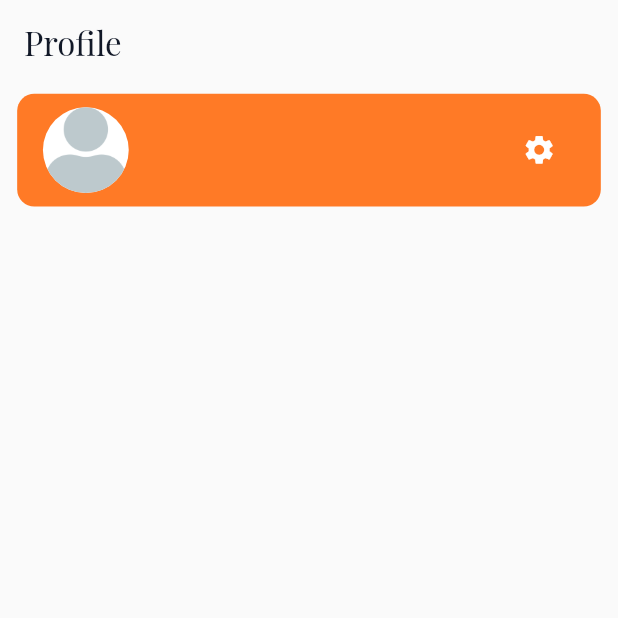
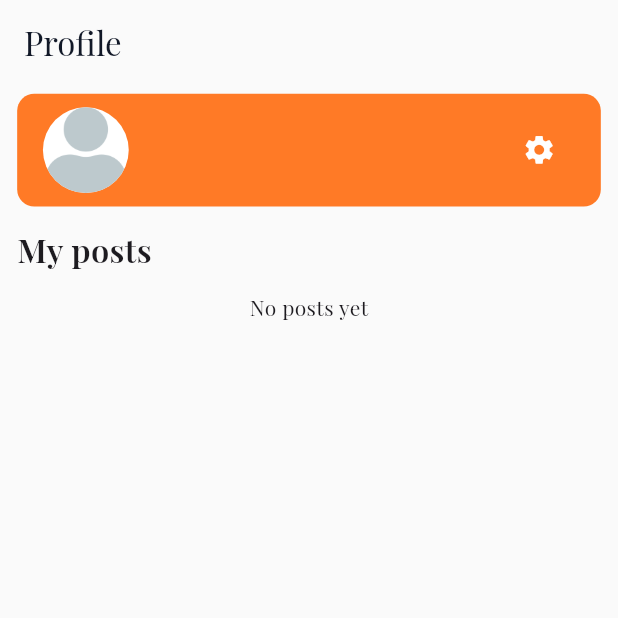
Before and after one commit to yeraliev/pic-board, a Flutter app: the ProfilePage screen opened directly, on a phone screen of 412 x 824 dp, the top half of it. Run offline on Flutter 3.47's test engine with Material 3 defaults, Android fonts, the phone set to English and light mode, and no system bars; our stand-ins replace cloud_firestore, firebase_auth, firebase_core, firebase_storage, flutter_screenutil, google_fonts and 1 more; missing offline and left inert: photo_manager; accounts and stored records are empty.

Commit message:
Profile page my posts section

```diff
--- a/lib/features/profile/presentation/pages/profile_page.dart
+++ b/lib/features/profile/presentation/pages/profile_page.dart
@@ -1,3 +1,5 @@
+import 'package:cloud_firestore/cloud_firestore.dart';
+import 'package:firebase_auth/firebase_auth.dart';
 import 'package:flutter/material.dart';
 import 'package:flutter_screenutil/flutter_screenutil.dart';
 import 'package:pic_board/features/settings/presentation/pages/settings_page.dart';
@@ -12,6 +14,21 @@ class ProfilePage extends StatefulWidget {
 }
 
 class _ProfilePageState extends State<ProfilePage> {
+  Stream<QuerySnapshot>? _userPostsStream;
+  String? _currentUserId;
+
+  Stream<QuerySnapshot> _getUserPostsStream(String userId) {
+    if (_userPostsStream == null || _currentUserId != userId) {
+      _currentUserId = userId;
+      _userPostsStream = FirebaseFirestore.instance
+          .collection('posts')
+          .where('userId', isEqualTo: userId)
+          .orderBy('timestamp', descending: true)
+          .snapshots();
+    }
+    return _userPostsStream!;
+  }
+
   @override
   Widget build(BuildContext context) {
     final user = context.watch<UserProvider>().user;
@@ -36,22 +53,139 @@ class _ProfilePageState extends State<ProfilePage> {
           child: SingleChildScrollView(
             physics: const BouncingScrollPhysics(),
             child: Column(
-              mainAxisAlignment: MainAxisAlignment.center,
               children: [
-                Container(
+                _buildHeader(user),
+                SizedBox(height: 10.h),
+                _buildBody(user, _getUserPostsStream(user.uid)),
+              ],
+            ),
+          ),
+        ),
+      ),
+    );
+  }
+
+  Widget _buildBody(User user, Stream<QuerySnapshot> userPostsStream) {
+    return Column(
+      crossAxisAlignment: CrossAxisAlignment.start,
+      children: [
+        Text(
+          'My posts',
+          style: TextStyle(
+            fontSize: 19.sp,
+            fontWeight: FontWeight.w600,
+          ),
+        ),
+        SizedBox(height: 10.h),
+        StreamBuilder<QuerySnapshot>(
+          stream: userPostsStream,
+          builder: (context, snapshot) {
+            if (snapshot.hasError) {
+              // Log to console for debugging
+              debugPrint('User posts stream error: ${snapshot.error}');
+              // Show a friendly but informative message in UI
+              final error = snapshot.error;
+              String message = 'Something went wrong';
+              if (error is FirebaseException) {
+                message = '${error.code}: ${error.message}';
+              } else {
+                message = error.toString();
+              }
+
+              return Center(
+                child: Padding(
+                  padding: EdgeInsets.all(12.w),
+                  child: Column(
+                    mainAxisSize: MainAxisSize.min,
+                    children: [
+                      Text(
+                        message,
+                        textAlign: TextAlign.center,
+                        style: TextStyle(fontSize: 14.sp),
+                      ),
+                      SizedBox(height: 8.h),
+                      ElevatedButton(
+                        onPressed: () => setState(() {}),
+                        child: const Text('Retry'),
+                      ),
+                    ],
+                  ),
+                ),
+              );
+            }
+            if (snapshot.connectionState == ConnectionState.waiting) {
+              return const Center(child: CircularProgressIndicator());
+            }
+
+            final posts = snapshot.data?.docs ?? [];
+
+            if (posts.isEmpty) {
+              return const Center(child: Text("No posts yet"));
+            }
+
+            return GridView.builder(
+              shrinkWrap: true,
+              physics: const NeverScrollableScrollPhysics(),
+              padding: const EdgeInsets.all(4),
+              gridDelegate: const SliverGridDelegateWithFixedCrossAxisCount(
+                crossAxisCount: 3,
+                crossAxisSpacing: 4,
+                mainAxisSpacing: 4,
+              ),
+              itemCount: posts.length,
+              itemBuilder: (context, index) {
+                final data = posts[index].data() as Map<String, dynamic>;
+                final imageUrl = data['imageUrl'] ?? '';
+
+                return GestureDetector(
+                  onTap: () {
+                    print(data['caption']);
+                  },
+                  child: ClipRRect(
+                    borderRadius: BorderRadius.circular(4),
+                    child: Image.network(
+                      imageUrl,
+                      fit: BoxFit.cover,
+                      loadingBuilder: (context, child, loadingProgress) {
+                        if (loadingProgress == null) return child;
+                        return Container(
+                          color: Colors.grey[300],
+                          child: const Center(
+                            child: CircularProgressIndicator(),
+                          ),
+                        );
+                      },
+                      errorBuilder: (context, error, stackTrace) {
+                        return Container(
+                          color: Colors.grey[300],
+                          child: const Icon(Icons.broken_image),
+                        );
+                      },
+                    ),
+                  ),
+                );
+              },
+            );
+          },
+        ),
+      ],
+    );
+  }
+
+  Widget _buildHeader(User user) {
+    return Container(
       decoration: BoxDecoration(
         color: Theme.of(context).colorScheme.primary,
         borderRadius: BorderRadius.circular(10.r),
       ),
       padding: EdgeInsets.symmetric(horizontal: 15.w, vertical: 7.h),
       child: Row(
-                    mainAxisAlignment: MainAxisAlignment.start,
         children: [
           CircleAvatar(
             radius: 25.r,
             backgroundColor: Colors.white,
             backgroundImage: user.photoURL != null
-                            ? NetworkImage(user.photoURL!)
+                ? NetworkImage(user.photoURL!) as ImageProvider
                 : const AssetImage('assets/images/user.png'),
           ),
           SizedBox(width: 20.w),
@@ -94,12 +228,6 @@ class _ProfilePageState extends State<ProfilePage> {
           ),
         ],
       ),
-                ),
-              ],
-            ),
-          ),
-        ),
-      ),
     );
   }
 }
```
Also changed, not shown: lib/features/settings/presentation/pages/settings_page.dart (+28 -1 lines). Lines whose indentation alone changed are shown as unchanged.
